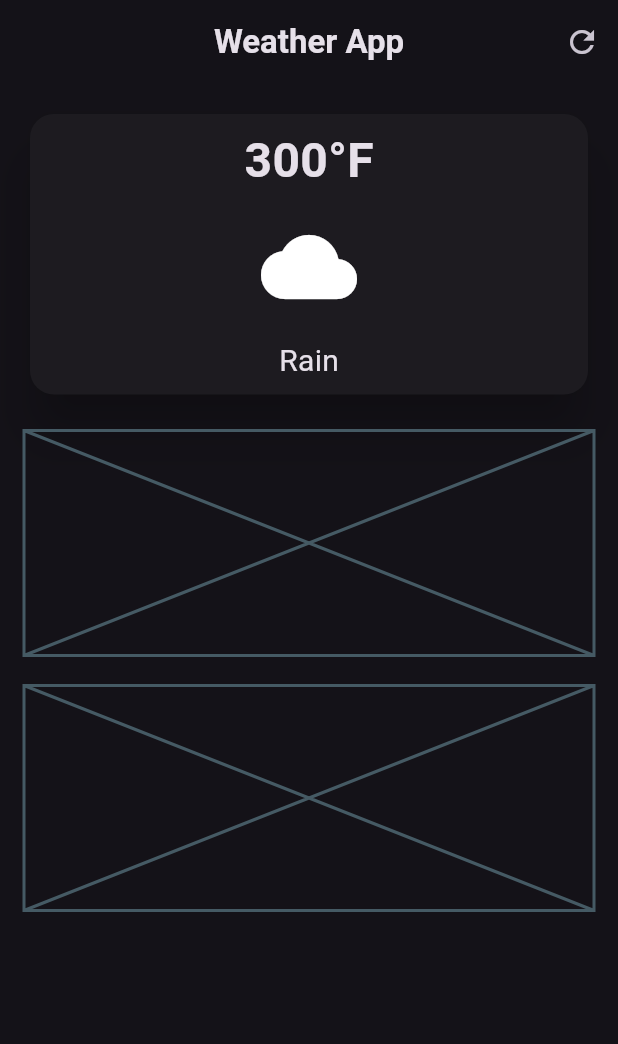
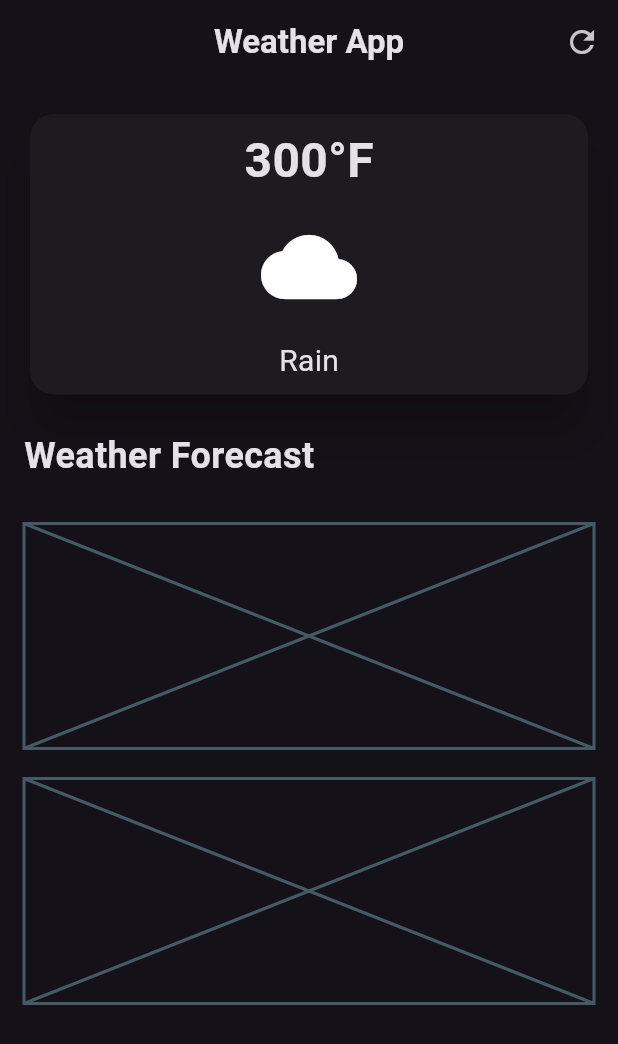
Before and after one commit to hassanbuilds/weather_track, a Flutter app: the screen it shows after launch, on a phone screen of 412 x 824 dp. Shown: the top 1044 px of the screen. Run offline on Flutter 3.47's test engine with Material 3 defaults, Android fonts, the phone set to English and light mode, and no system bars.

Commit message:
card 2 started

```diff
--- a/lib/weather_screen.dart
+++ b/lib/weather_screen.dart
@@ -22,6 +22,7 @@ class WeatherScreeen extends StatelessWidget {
           child: Padding(
             padding: const EdgeInsets.all(16.0),
             child: Column(
+              crossAxisAlignment: CrossAxisAlignment.start,
               children: [
                 // Main card
                 SizedBox(
@@ -52,6 +53,13 @@ class WeatherScreeen extends StatelessWidget {
                   ),
                 ),
                 SizedBox(height: 20),
+                const Text(
+                  'Weather Forecast',
+                  style: TextStyle(fontWeight: FontWeight.bold, fontSize: 24),
+                ),
+                SizedBox(height: 20),
+                Row(children: [Card(child: Column())]),
+
                 Placeholder(fallbackHeight: 150),
                 SizedBox(height: 20),
                 Placeholder(fallbackHeight: 150),
```
